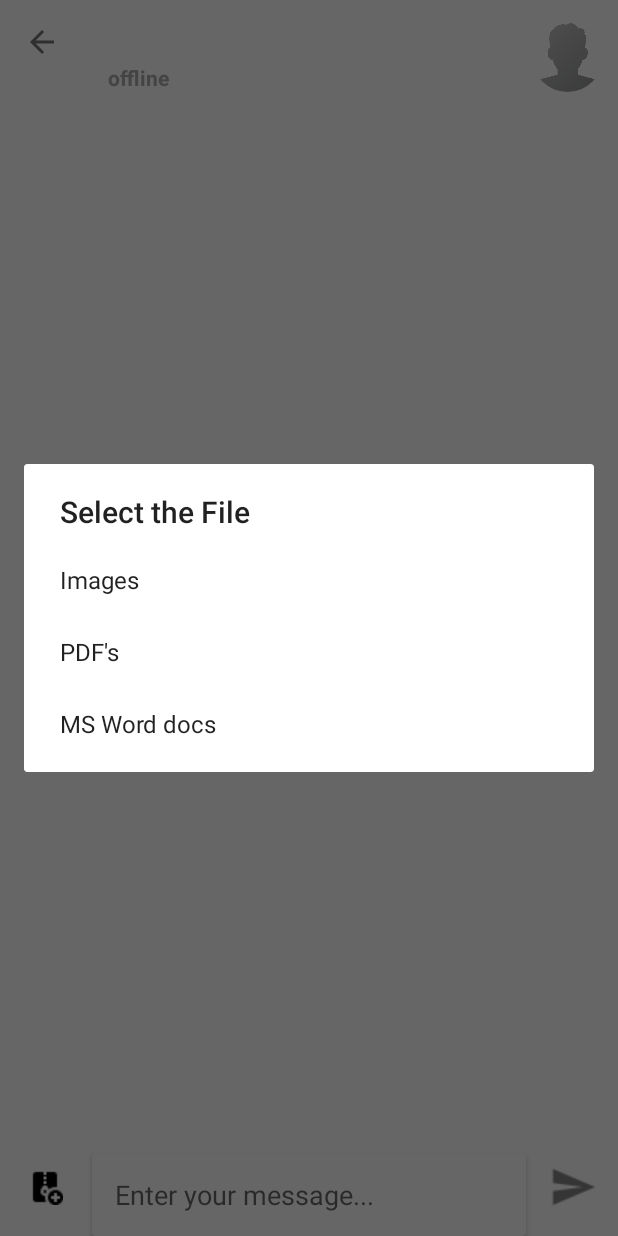
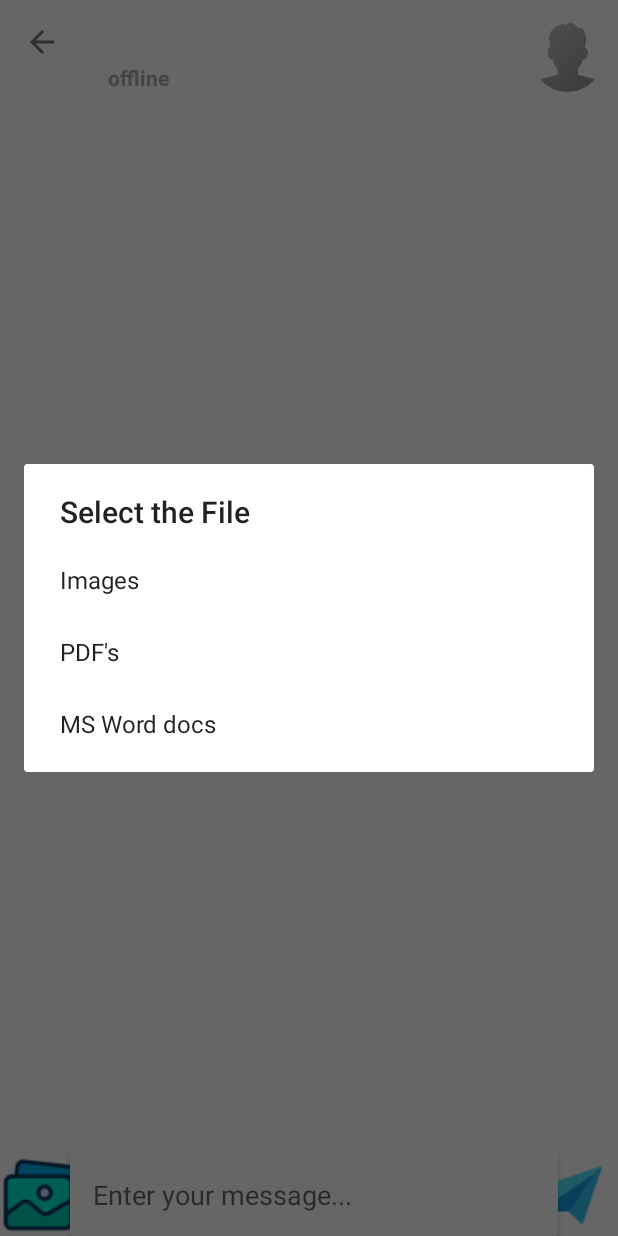
Before and after one commit to Micoder-dev/ChatApp-FE-UI, an Android app: the ChatActivity screen opened directly, with no data from a screen before it, after a tap on an icon or button, on a phone screen of 412 x 824 dp. Run offline under Robolectric (Android 15) with nearby library versions, the phone set to English and light mode, and no system bars; our stand-ins replace CircleImageView, Firebase (no records; nobody signed in at launch, a user with empty details on screens opened directly), Picasso; libraries missing offline, so code that uses them is left out: soup.neumorphism; plain views replace NeumorphCardView; pictures from the network do not load; 3 statements that could not run were skipped.

Commit message:
chat message file,send btn UI updated

```diff
--- a/app/src/main/res/layout/activity_chat.xml
+++ b/app/src/main/res/layout/activity_chat.xml
@@ -32,8 +32,9 @@
 
         <ImageButton
             android:id="@+id/send_files_btn"
-            android:layout_width="60dp"
-            android:layout_height="75dp"
+            android:layout_width="55dp"
+            android:layout_height="72dp"
+            android:layout_marginStart="1dp"
             android:src="@drawable/send_files"
             android:layout_alignParentStart="true"
             android:layout_alignBottom="@+id/neumorph_edt_message"
@@ -44,11 +45,10 @@
             style="@style/Widget.Neumorph.CardView"
             android:layout_width="match_parent"
             android:layout_height="wrap_content"
-            android:layout_marginStart="1dp"
-            android:layout_marginTop="10dp"
-            android:layout_marginEnd="1dp"
             app:neumorph_shapeType="pressed"
             android:layout_toEndOf="@+id/send_files_btn"
+            android:layout_marginRight="-20dp"
+            android:layout_marginLeft="-10dp"
             android:layout_toStartOf="@+id/send_message_btn">
         <EditText
             android:id="@+id/input_message"
```
Also changed, not shown: app/src/main/res/drawable/send_files.png, app/src/main/res/drawable/send_message.png.
